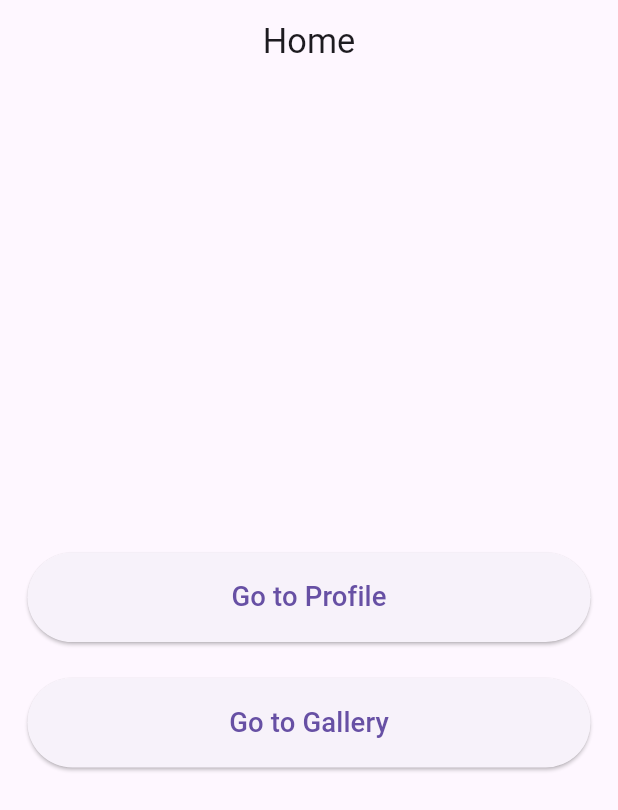
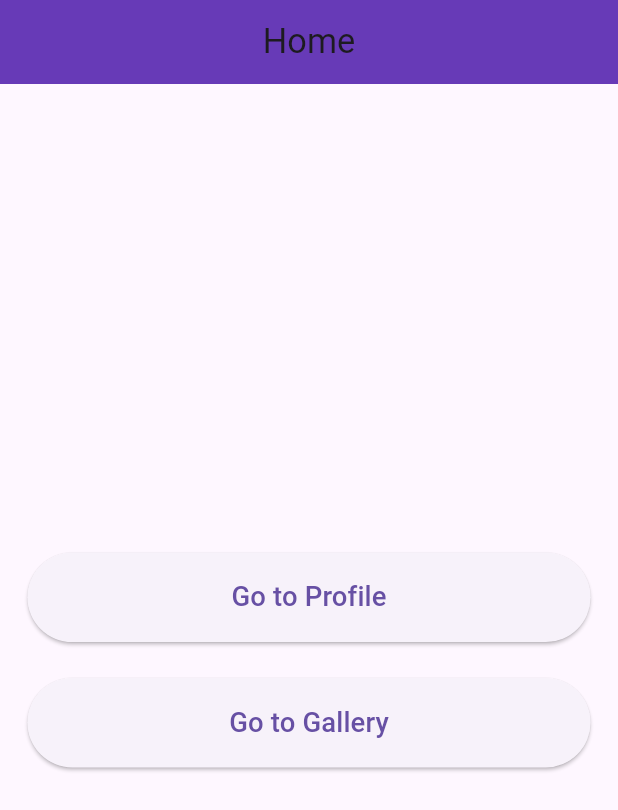
Before and after one commit to AmeerG7G/flutter_screenutil_demo, a Flutter app: the screen it shows after launch, on a phone screen of 412 x 824 dp. Shown: the top 810 px of the screen. Run offline on Flutter 3.47's test engine with Material 3 defaults, Android fonts, the phone set to English and light mode, and no system bars; our stand-ins replace flutter_screenutil.

Commit message:
Updated Home screen and fixed navigation

```diff
--- a/lib/HomeScreen.dart
+++ b/lib/HomeScreen.dart
@@ -1,12 +1,15 @@
 import 'package:flutter/material.dart';
 import 'package:flutter_screenutil/flutter_screenutil.dart';
+
 class HomeScreen extends StatelessWidget {
   const HomeScreen({super.key});
 
   @override
   Widget build(BuildContext context) {
-    return Scaffold(
+    return SafeArea(
+      child: Scaffold(
         appBar: AppBar(
+          backgroundColor: Colors.deepPurple,
           title: Text(
             'Home',
             style: TextStyle(fontSize: 20.sp), // Responsive text size
@@ -14,7 +17,9 @@ class HomeScreen extends StatelessWidget {
           centerTitle: true,
         ),
         body: Padding(
-        padding: EdgeInsets.all(16.w), // Responsive padding for all screen sizes
+          padding: EdgeInsets.all(
+            16.w,
+          ), // Responsive padding for all screen sizes
           child: Column(
             mainAxisAlignment: MainAxisAlignment.center,
             children: [
@@ -48,6 +53,7 @@ class HomeScreen extends StatelessWidget {
             ],
           ),
         ),
+      ),
     );
   }
 }
```
Also changed, not shown: lib/GalleryScreen.dart (+9 -3 lines), lib/ProfileScreen.dart (+11 -3 lines), lib/main.dart (+3 -4 lines), pubspec.lock. Lines whose indentation alone changed are shown as unchanged.
